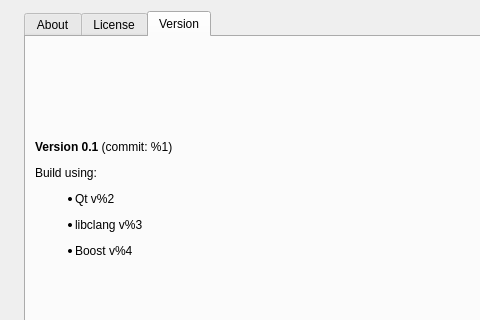
The window that gui/AboutBox.ui (nestal/spaghetti) describes before a commit, drawn with Qt 5; both pictures show x 0 to 480 and y 0 to 320 of the 900 by 402 pixel window.
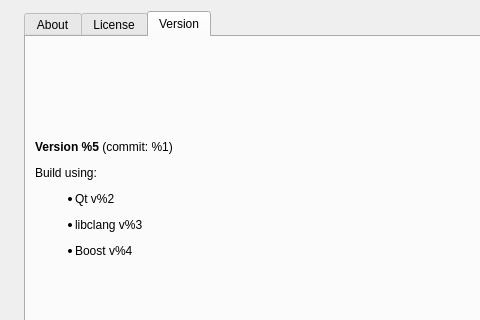
The same window after the commit. The open tabs and pages were chosen to show the change. Icons and pictures are not drawn.

Commit message: fixed about box version

```diff
--- a/gui/AboutBox.ui
+++ b/gui/AboutBox.ui
@@ -84,7 +84,7 @@
        <item>
         <widget class="QLabel" name="m_version">
          <property name="text">
-          <string>&lt;html&gt;&lt;head/&gt;&lt;body&gt;&lt;p&gt;&lt;span style=&quot; font-weight:600;&quot;&gt;Version 0.1 &lt;/span&gt;(commit: %1)&lt;/p&gt;&lt;p&gt;Build using:&lt;/p&gt;&lt;ul style=&quot;margin-top: 0px; margin-bottom: 0px; margin-left: 0px; margin-right: 0px; -qt-list-indent: 1;&quot;&gt;&lt;li style=&quot; margin-top:12px; margin-bottom:12px; margin-left:0px; margin-right:0px; -qt-block-indent:0; text-indent:0px;&quot;&gt;Qt v%2&lt;/li&gt;&lt;li style=&quot; margin-top:12px; margin-bottom:12px; margin-left:0px; margin-right:0px; -qt-block-indent:0; text-indent:0px;&quot;&gt;libclang v%3&lt;/li&gt;&lt;li style=&quot; margin-top:12px; margin-bottom:12px; margin-left:0px; margin-right:0px; -qt-block-indent:0; text-indent:0px;&quot;&gt;Boost v%4&lt;/li&gt;&lt;/ul&gt;&lt;/body&gt;&lt;/html&gt;</string>
+          <string>&lt;html&gt;&lt;head/&gt;&lt;body&gt;&lt;p&gt;&lt;span style=&quot; font-weight:600;&quot;&gt;Version %5 &lt;/span&gt;(commit: %1)&lt;/p&gt;&lt;p&gt;Build using:&lt;/p&gt;&lt;ul style=&quot;margin-top: 0px; margin-bottom: 0px; margin-left: 0px; margin-right: 0px; -qt-list-indent: 1;&quot;&gt;&lt;li style=&quot; margin-top:12px; margin-bottom:12px; margin-left:0px; margin-right:0px; -qt-block-indent:0; text-indent:0px;&quot;&gt;Qt v%2&lt;/li&gt;&lt;li style=&quot; margin-top:12px; margin-bottom:12px; margin-left:0px; margin-right:0px; -qt-block-indent:0; text-indent:0px;&quot;&gt;libclang v%3&lt;/li&gt;&lt;li style=&quot; margin-top:12px; margin-bottom:12px; margin-left:0px; margin-right:0px; -qt-block-indent:0; text-indent:0px;&quot;&gt;Boost v%4&lt;/li&gt;&lt;/ul&gt;&lt;/body&gt;&lt;/html&gt;</string>
          </property>
          <property name="textFormat">
           <enum>Qt::RichText</enum>
```
The commit also changes 2 other files.
